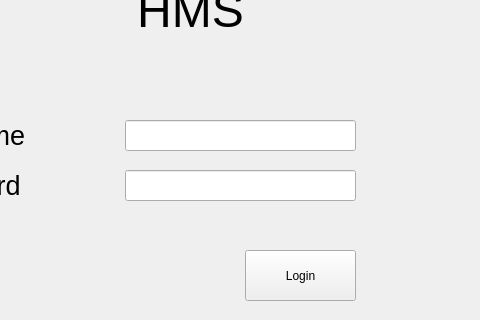
Above: Base/login/login_widget.ui from tigerSI/HMS_project before the change; both pictures show x 285 to 765 and y 170 to 490 of the 1024 by 720 pixel window. Below: the same form after it.
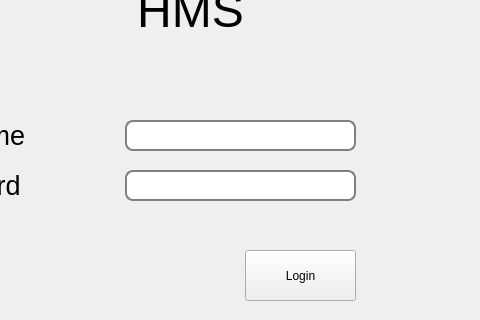
That is the form after the change.

What changed in the file:
```diff
--- a/Base/login/login_widget.ui
+++ b/Base/login/login_widget.ui
@@ -19,6 +19,14 @@
   <property name="windowTitle">
    <string>Form</string>
   </property>
+  <property name="styleSheet">
+   <string notr="true">QLineEdit {
+padding: 1px;
+border-style: solid;
+border: 2px solid gray;
+border-radius: 8px;
+}</string>
+  </property>
   <widget class="QLabel" name="label">
    <property name="geometry">
     <rect>
```
